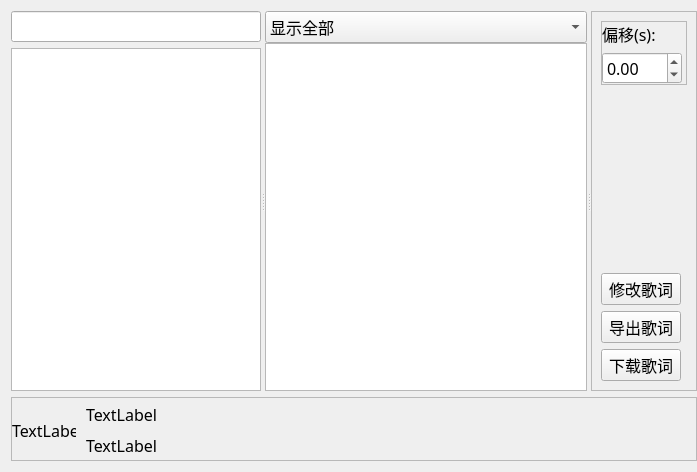
First picture: the form in SpotifyLyricWindow/resource/ui/ui_file/LyricsManagePage.ui, repository Mai-icy/Spotify-lyrics-window, before the edit.
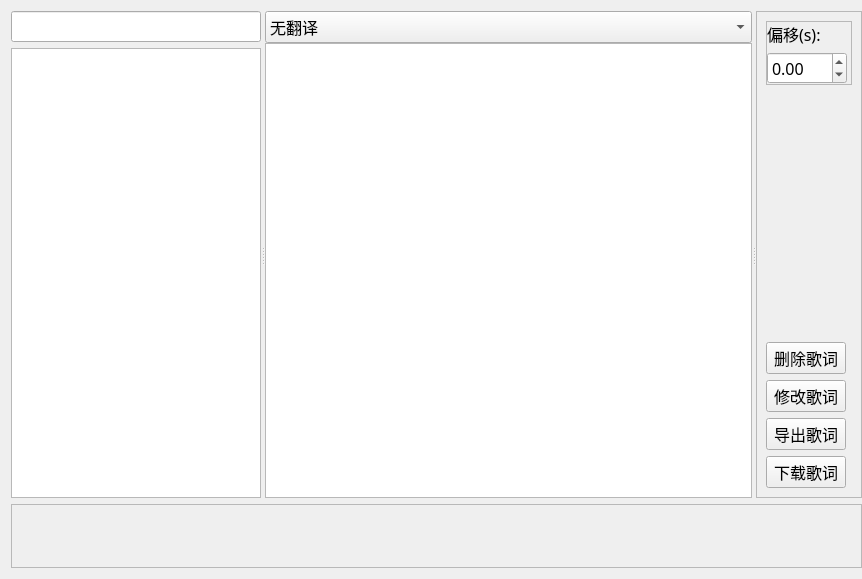
Second picture: the form after the edit.

```diff
--- a/SpotifyLyricWindow/resource/ui/ui_file/LyricsManagePage.ui
+++ b/SpotifyLyricWindow/resource/ui/ui_file/LyricsManagePage.ui
@@ -6,8 +6,8 @@
    <rect>
     <x>0</x>
     <y>0</y>
-    <width>697</width>
-    <height>472</height>
+    <width>862</width>
+    <height>579</height>
    </rect>
   </property>
   <property name="font">
@@ -179,7 +179,7 @@
          </property>
          <item>
           <property name="text">
-           <string>显示全部</string>
+           <string>无翻译</string>
           </property>
          </item>
          <item>
@@ -325,6 +325,25 @@
          </property>
         </spacer>
        </item>
+       <item>
+        <widget class="QPushButton" name="delete_button">
+         <property name="minimumSize">
+          <size>
+           <width>80</width>
+           <height>32</height>
+          </size>
+         </property>
+         <property name="maximumSize">
+          <size>
+           <width>80</width>
+           <height>32</height>
+          </size>
+         </property>
+         <property name="text">
+          <string>删除歌词</string>
+         </property>
+        </widget>
+       </item>
        <item>
         <widget class="QPushButton" name="modify_button">
          <property name="minimumSize">
@@ -440,7 +459,7 @@
          </size>
         </property>
         <property name="text">
-         <string>TextLabel</string>
+         <string/>
         </property>
        </widget>
       </item>
@@ -459,7 +478,7 @@
          </size>
         </property>
         <property name="text">
-         <string>TextLabel</string>
+         <string/>
         </property>
        </widget>
       </item>
@@ -478,7 +497,7 @@
          </size>
         </property>
         <property name="text">
-         <string>TextLabel</string>
+         <string/>
         </property>
        </widget>
       </item>
```
Left out of the diff: 9 changed lines with no effect on the pictures.
